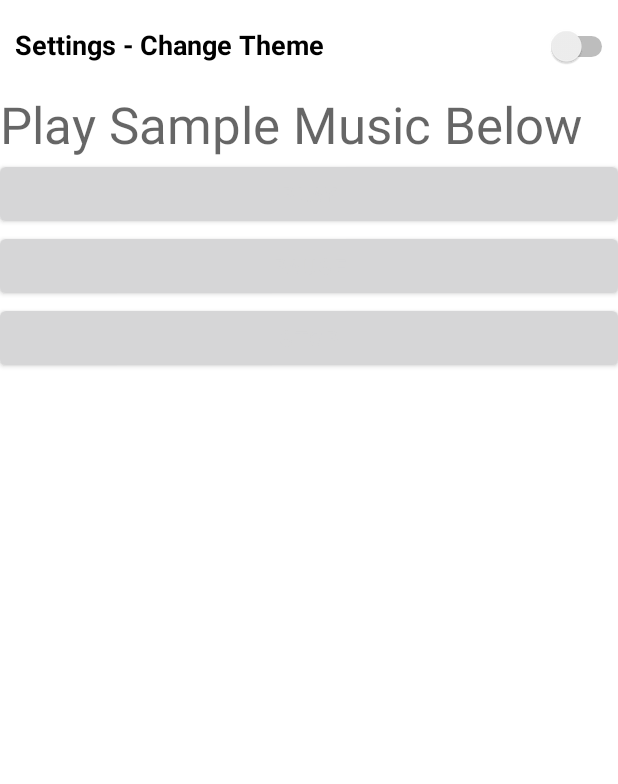
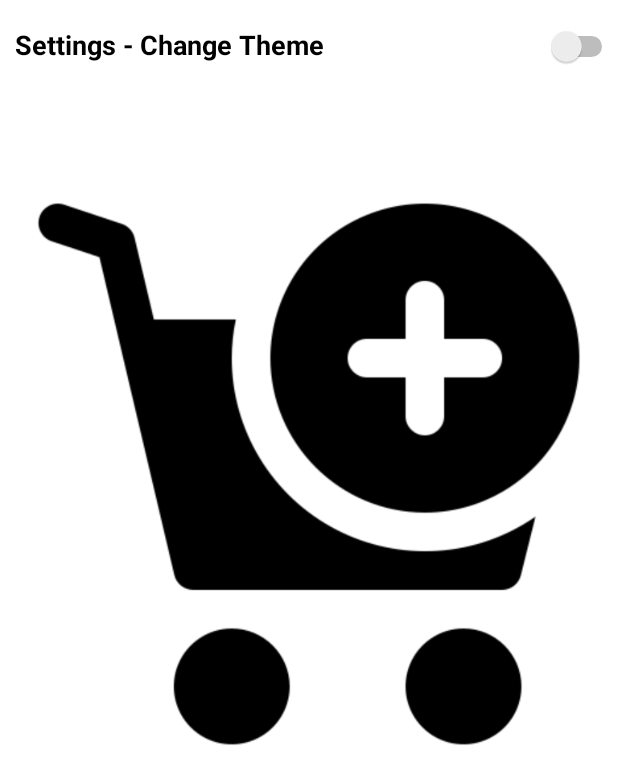
Before and after one commit to Hanwhen/ShoeApp, an Android app: the SettingActivity screen opened directly, with no data from a screen before it, on a phone screen of 412 x 824 dp. Shown: the top 784 px of the screen. Run offline under Robolectric (Android 15) with nearby library versions, the phone set to English and light mode, and no system bars.

Commit message:
Removing Media Stuff
Removed music stuff

```diff
--- a/app/src/main/res/layout/activity_setting.xml
+++ b/app/src/main/res/layout/activity_setting.xml
@@ -33,33 +33,11 @@
 
     </LinearLayout>
 
-        <TextView
-            android:id="@+id/textView7"
+        <ImageView
+            android:id="@+id/imageView3"
             android:layout_width="match_parent"
             android:layout_height="wrap_content"
-            android:text="Play Sample Music Below"
-            android:textAppearance="@style/TextAppearance.AppCompat.Display1" />
-
-        <Button
-            android:id="@+id/button"
-            android:layout_width="match_parent"
-            android:layout_height="wrap_content"
-            android:text="@string/btn1"
-            android:onClick="play"/>
-
-        <Button
-            android:id="@+id/button2"
-            android:layout_width="match_parent"
-            android:layout_height="wrap_content"
-            android:text="@string/btn2"
-            android:onClick="pause"/>
-
-        <Button
-            android:id="@+id/button3"
-            android:layout_width="match_parent"
-            android:layout_height="wrap_content"
-            android:text="@string/btn3"
-            android:onClick="stop"/>
+            app:srcCompat="@drawable/add_to_cart" />
 
     </LinearLayout>
 </FrameLayout>
```
Also changed, not shown: 1 other file.
